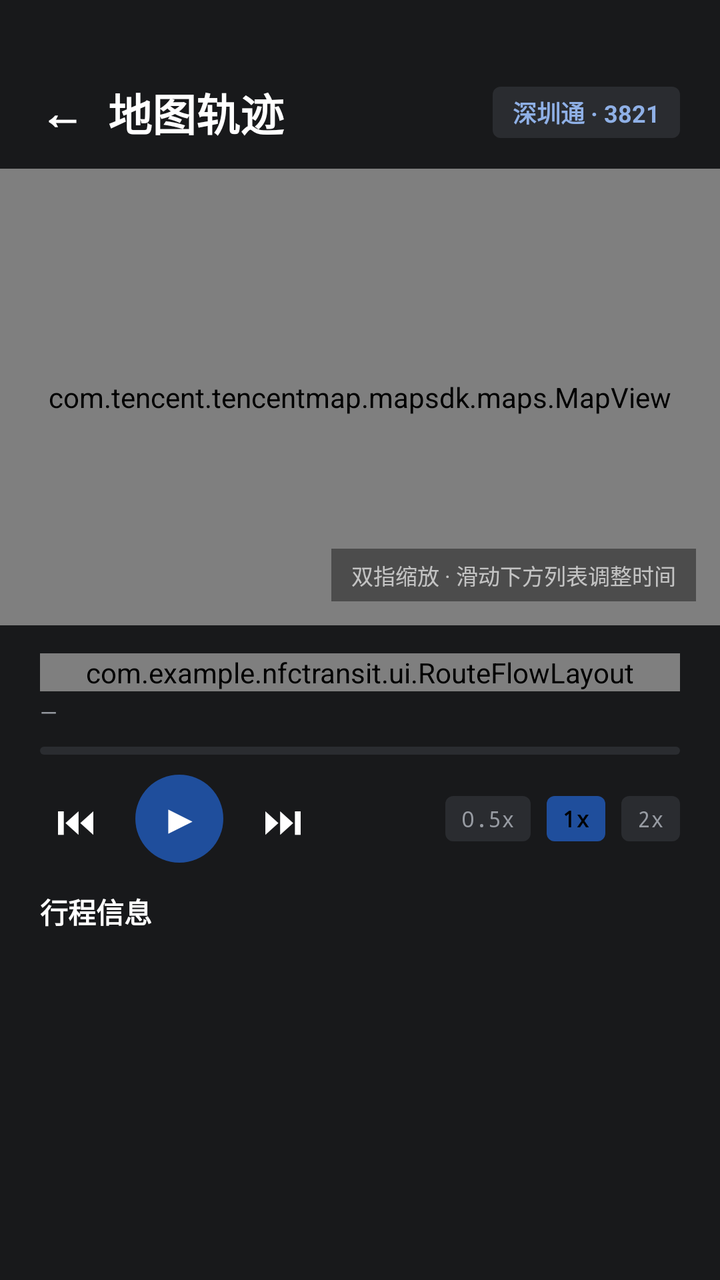
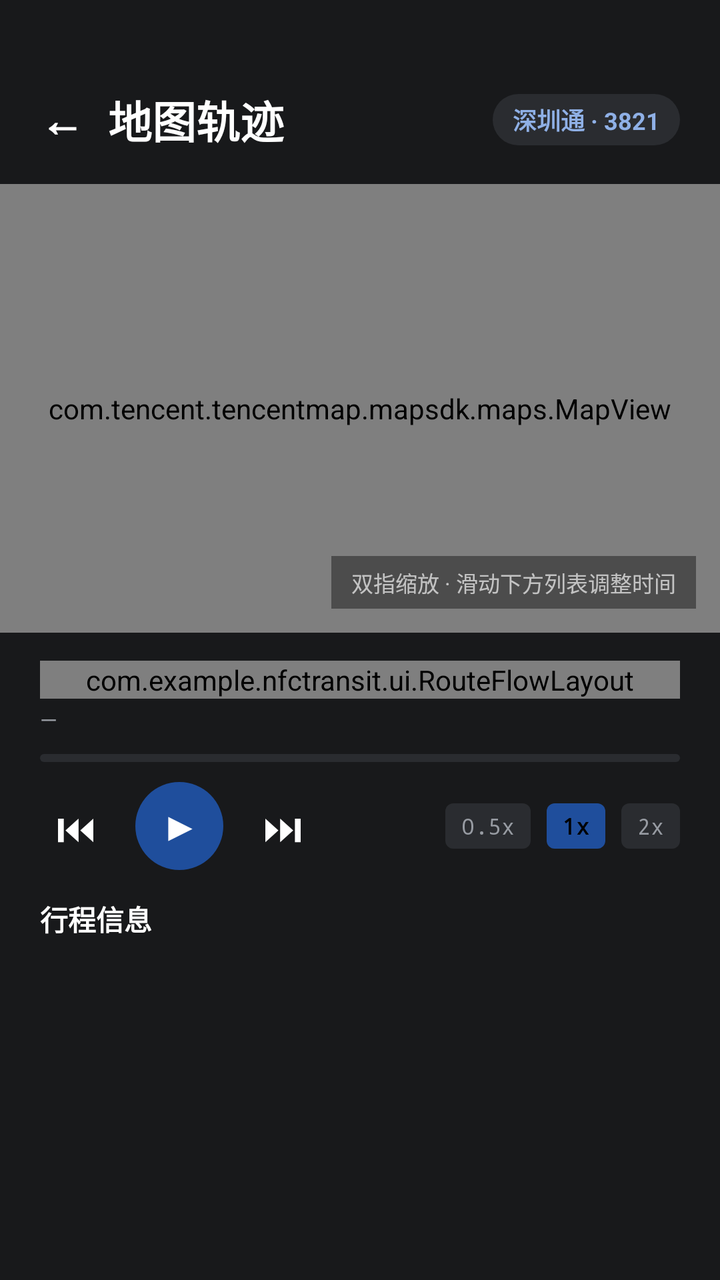

An Android layout rendered at two revisions. The XML below is the earlier revision; the diff shows what the commit changed to produce the second picture.
<!-- AndroidManifest.xml: application theme Theme.TransitU -->
<!-- res/layout/fragment_map_trace.xml -->
<?xml version="1.0" encoding="utf-8"?>
<LinearLayout xmlns:android="http://schemas.android.com/apk/res/android"
    android:layout_width="match_parent"
    android:layout_height="match_parent"
    android:orientation="vertical"
    android:background="@color/night">

    
    <View
        android:layout_width="match_parent"
        android:layout_height="@dimen/status_bar_spacer_height" />

    
    <LinearLayout
        android:layout_width="match_parent"
        android:layout_height="wrap_content"
        android:orientation="horizontal"
        android:paddingStart="20dp"
        android:paddingEnd="20dp"
        android:paddingTop="16dp"
        android:paddingBottom="12dp"
        android:gravity="center_vertical">

        <TextView
            android:id="@+id/btnBack"
            android:layout_width="wrap_content"
            android:layout_height="wrap_content"
            android:text="←"
            android:textColor="#FFFFFF"
            android:textSize="22sp"
            android:textStyle="bold"
            android:clickable="true"
            android:focusable="true"
            android:paddingEnd="12dp" />

        <TextView
            android:layout_width="0dp"
            android:layout_height="wrap_content"
            android:layout_weight="1"
            android:text="地图轨迹"
            android:textColor="#FFFFFF"
            android:textSize="22sp"
            android:textStyle="bold" />

        <LinearLayout
            android:layout_width="wrap_content"
            android:layout_height="wrap_content"
            android:background="@drawable/bg_card_badge_dark"
            android:paddingStart="10dp"
            android:paddingEnd="10dp"
            android:paddingTop="4dp"
            android:paddingBottom="4dp">

            <TextView
                android:id="@+id/tvCardBadge"
                android:layout_width="wrap_content"
                android:layout_height="wrap_content"
                android:text="深圳通 · 3821"
                android:textColor="@color/night_accent"
                android:textSize="12sp"
                android:textStyle="bold"
                android:maxWidth="140dp"
                android:maxLines="1"
                android:ellipsize="end" />
        </LinearLayout>
    </LinearLayout>

    
    <FrameLayout
        android:layout_width="match_parent"
        android:layout_height="0dp"
        android:layout_weight="1.0">

        <com.tencent.tencentmap.mapsdk.maps.MapView
            android:id="@+id/mapView"
            android:layout_width="match_parent"
            android:layout_height="match_parent" />

        <TextView
            android:id="@+id/tvMapHint"
            android:layout_width="wrap_content"
            android:layout_height="wrap_content"
            android:text="双指缩放 · 滑动下方列表调整时间"
            android:textColor="#AAFFFFFF"
            android:textSize="11sp"
            android:background="#66000000"
            android:paddingStart="10dp"
            android:paddingEnd="10dp"
            android:paddingTop="5dp"
            android:paddingBottom="5dp"
            android:layout_gravity="bottom|end"
            android:layout_margin="12dp" />
    </FrameLayout>

    
    <LinearLayout
        android:layout_width="match_parent"
        android:layout_height="wrap_content"
        android:orientation="vertical"
        android:paddingStart="20dp"
        android:paddingEnd="20dp"
        android:paddingTop="14dp"
        android:paddingBottom="6dp">

        
        <LinearLayout
            android:id="@+id/currentStationPanel"
            android:layout_width="match_parent"
            android:layout_height="wrap_content"
            android:orientation="vertical"
            android:paddingBottom="10dp">

            <com.example.nfctransit.ui.RouteFlowLayout
                android:id="@+id/currentStationRow"
                android:layout_width="match_parent"
                android:layout_height="wrap_content" />

            <TextView
                android:id="@+id/tvCurrentTime"
                android:layout_width="wrap_content"
                android:layout_height="wrap_content"
                android:text="—"
                android:textColor="@color/night_ink_3"
                android:textSize="11sp"
                android:paddingTop="3dp" />
        </LinearLayout>

        
        <FrameLayout
            android:layout_width="match_parent"
            android:layout_height="4dp">
            <View
                android:id="@+id/progressTrack"
                android:layout_width="match_parent"
                android:layout_height="4dp"
                android:background="@drawable/bg_progress_track" />
            <View
                android:id="@+id/progressPlayback"
                android:layout_width="0dp"
                android:layout_height="4dp"
                android:background="@color/accent" />
        </FrameLayout>

        
        <LinearLayout
            android:layout_width="match_parent"
            android:layout_height="wrap_content"
            android:orientation="horizontal"
            android:gravity="center_vertical"
            android:paddingTop="10dp"
            android:paddingBottom="8dp">

            <TextView
                android:id="@+id/btnPrev"
                android:layout_width="wrap_content"
                android:layout_height="wrap_content"
                android:text="⏮"
                android:textColor="#FFFFFF"
                android:textSize="20sp"
                android:clickable="true"
                android:focusable="true"
                android:padding="8dp"
                android:paddingEnd="20dp" />

            <TextView
                android:id="@+id/btnPlay"
                android:layout_width="44dp"
                android:layout_height="44dp"
                android:text="▶"
                android:textColor="#FFFFFF"
                android:textSize="19sp"
                android:textStyle="bold"
                android:gravity="center"
                android:background="@drawable/bg_play_button"
                android:clickable="true"
                android:focusable="true" />

            <TextView
                android:id="@+id/btnNext"
                android:layout_width="wrap_content"
                android:layout_height="wrap_content"
                android:text="⏭"
                android:textColor="#FFFFFF"
                android:textSize="20sp"
                android:clickable="true"
                android:focusable="true"
                android:padding="8dp"
                android:paddingStart="20dp" />

            <Space
                android:layout_width="0dp"
                android:layout_height="1dp"
                android:layout_weight="1" />

            <TextView
                android:id="@+id/chip05x"
                android:layout_width="wrap_content"
                android:layout_height="wrap_content"
                android:text="0.5x"
                android:textColor="@color/night_ink_3"
                android:textSize="11sp"
                android:fontFamily="monospace"
                android:background="@drawable/bg_speed_chip"
                android:paddingStart="8dp"
                android:paddingEnd="8dp"
                android:paddingTop="4dp"
                android:paddingBottom="4dp"
                android:layout_marginEnd="8dp"
                android:clickable="true"
                android:focusable="true" />

            <TextView
                android:id="@+id/chip1x"
                android:layout_width="wrap_content"
                android:layout_height="wrap_content"
                android:text="1x"
                android:textColor="#000000"
                android:textSize="11sp"
                android:textStyle="bold"
                android:fontFamily="monospace"
                android:background="@drawable/bg_speed_chip_selected"
                android:paddingStart="8dp"
                android:paddingEnd="8dp"
                android:paddingTop="4dp"
                android:paddingBottom="4dp"
                android:layout_marginEnd="8dp"
                android:clickable="true"
                android:focusable="true" />

            <TextView
                android:id="@+id/chip2x"
                android:layout_width="wrap_content"
                android:layout_height="wrap_content"
                android:text="2x"
                android:textColor="@color/night_ink_3"
                android:textSize="11sp"
                android:fontFamily="monospace"
                android:background="@drawable/bg_speed_chip"
                android:paddingStart="8dp"
                android:paddingEnd="8dp"
                android:paddingTop="4dp"
                android:paddingBottom="4dp"
                android:clickable="true"
                android:focusable="true" />
        </LinearLayout>
    </LinearLayout>

    
    <ScrollView
        android:id="@+id/tripScroll"
        android:layout_width="match_parent"
        android:layout_height="0dp"
        android:layout_weight="0.85"
        android:background="@color/night">

        <LinearLayout
            android:id="@+id/tripListContainer"
            android:layout_width="match_parent"
            android:layout_height="wrap_content"
            android:orientation="vertical"
            android:paddingStart="20dp"
            android:paddingEnd="20dp"
            android:paddingBottom="24dp">

            <TextView
                android:layout_width="wrap_content"
                android:layout_height="wrap_content"
                android:text="行程信息"
                android:textColor="#FFFFFF"
                android:textSize="14sp"
                android:textStyle="bold"
                android:paddingBottom="12dp" />
        </LinearLayout>
    </ScrollView>
</LinearLayout>
<!-- resources referenced by this layout -->
<resources>
  <color name="accent">#1F4E9C</color>
  <color name="night">#18191B</color>
  <color name="night_accent">#8FB0E6</color>
  <color name="night_ink_3">#979BA2</color>
  <dimen name="status_bar_spacer_height">0dp</dimen>
  <!-- drawable bg_card_badge_dark (drawable) -->
  <?xml version="1.0" encoding="utf-8"?>
  <shape xmlns:android="http://schemas.android.com/apk/res/android">
      <solid android:color="@color/night_2" />
      <corners android:radius="4dp" />
  </shape>
  <!-- drawable bg_play_button (drawable) -->
  <?xml version="1.0" encoding="utf-8"?>
  <shape xmlns:android="http://schemas.android.com/apk/res/android"
      android:shape="oval">
      <solid android:color="@color/accent" />
      <size android:width="48dp" android:height="48dp" />
  </shape>
  <!-- drawable bg_progress_track (drawable) -->
  <?xml version="1.0" encoding="utf-8"?>
  <shape xmlns:android="http://schemas.android.com/apk/res/android"
      android:shape="rectangle">
      <solid android:color="@color/night_2" />
      <corners android:radius="999dp" />
  </shape>
  <!-- drawable bg_speed_chip (drawable) -->
  <?xml version="1.0" encoding="utf-8"?>
  <shape xmlns:android="http://schemas.android.com/apk/res/android">
      <solid android:color="@color/night_2" />
      <corners android:radius="4dp" />
  </shape>
  <!-- drawable bg_speed_chip_selected (drawable) -->
  <?xml version="1.0" encoding="utf-8"?>
  <shape xmlns:android="http://schemas.android.com/apk/res/android">
      <solid android:color="@color/accent" />
      <corners android:radius="4dp" />
  </shape>
  <style name="Theme.TransitU" parent="Theme.Material3.DayNight.NoActionBar">
          
          <item name="android:textSelectHandle">@drawable/tu_text_select_handle_middle</item>
          <item name="android:textSelectHandleLeft">@drawable/tu_text_select_handle_left</item>
          <item name="android:textSelectHandleRight">@drawable/tu_text_select_handle_right</item>
  
          
          <item name="android:textColorHighlight">@color/m3_highlighted_text</item>
      </style>
  <color name="night_2">#2A2C30</color>
  <!-- drawable tu_text_select_handle_middle (drawable) -->
  <?xml version="1.0" encoding="utf-8"?>
  <bitmap xmlns:android="http://schemas.android.com/apk/res/android"
      android:src="@drawable/abc_text_select_handle_middle_mtrl"
      android:tint="?attr/colorPrimary"
      android:tintMode="src_in" />
  <!-- drawable tu_text_select_handle_left (drawable) -->
  <?xml version="1.0" encoding="utf-8"?>
  <bitmap xmlns:android="http://schemas.android.com/apk/res/android"
      android:src="@drawable/abc_text_select_handle_left_mtrl"
      android:tint="?attr/colorPrimary"
      android:tintMode="src_in" />
  <!-- drawable tu_text_select_handle_right (drawable) -->
  <?xml version="1.0" encoding="utf-8"?>
  <bitmap xmlns:android="http://schemas.android.com/apk/res/android"
      android:src="@drawable/abc_text_select_handle_right_mtrl"
      android:tint="?attr/colorPrimary"
      android:tintMode="src_in" />
</resources>

<!-- the commit's change to res/layout/fragment_map_trace.xml (unified diff, before → after) -->
@@ -15,7 +15,7 @@
         android:layout_width="match_parent"
         android:layout_height="wrap_content"
         android:orientation="horizontal"
-        android:paddingStart="20dp"
+        android:paddingStart="11dp"
         android:paddingEnd="20dp"
         android:paddingTop="16dp"
         android:paddingBottom="12dp"
@@ -23,15 +23,11 @@
 
         <TextView
             android:id="@+id/btnBack"
-            android:layout_width="wrap_content"
-            android:layout_height="wrap_content"
+            style="@style/BackButton"
             android:text="←"
             android:textColor="#FFFFFF"
             android:textSize="22sp"
-            android:textStyle="bold"
-            android:clickable="true"
-            android:focusable="true"
-            android:paddingEnd="12dp" />
+            android:textStyle="bold" />
 
         <TextView
             android:layout_width="0dp"
<!-- resource entries referenced after the edit -->
@@ -9,7 +9,7 @@
   <?xml version="1.0" encoding="utf-8"?>
   <shape xmlns:android="http://schemas.android.com/apk/res/android">
       <solid android:color="@color/night_2" />
-      <corners android:radius="4dp" />
+      <corners android:radius="999dp" />
   </shape>
   <!-- drawable bg_play_button (drawable) -->
   <?xml version="1.0" encoding="utf-8"?>
@@ -37,6 +37,15 @@
       <solid android:color="@color/accent" />
       <corners android:radius="4dp" />
   </shape>
+  <style name="BackButton">
+          <item name="android:layout_width">40dp</item>
+          <item name="android:layout_height">40dp</item>
+          <item name="android:layout_marginEnd">3dp</item>
+          <item name="android:gravity">center</item>
+          <item name="android:background">@drawable/bg_back_button</item>
+          <item name="android:clickable">true</item>
+          <item name="android:focusable">true</item>
+      </style>
   <style name="Theme.TransitU" parent="Theme.Material3.DayNight.NoActionBar">
           
           <item name="android:textSelectHandle">@drawable/tu_text_select_handle_middle</item>
@@ -47,6 +56,12 @@
           <item name="android:textColorHighlight">@color/m3_highlighted_text</item>
       </style>
   <color name="night_2">#2A2C30</color>
+  <!-- drawable bg_back_button (drawable) -->
+  <?xml version="1.0" encoding="utf-8"?>
+  <shape xmlns:android="http://schemas.android.com/apk/res/android"
+      android:shape="oval">
+      <solid android:color="@android:color/transparent" />
+  </shape>
   <!-- drawable tu_text_select_handle_middle (drawable) -->
   <?xml version="1.0" encoding="utf-8"?>
   <bitmap xmlns:android="http://schemas.android.com/apk/res/android"
